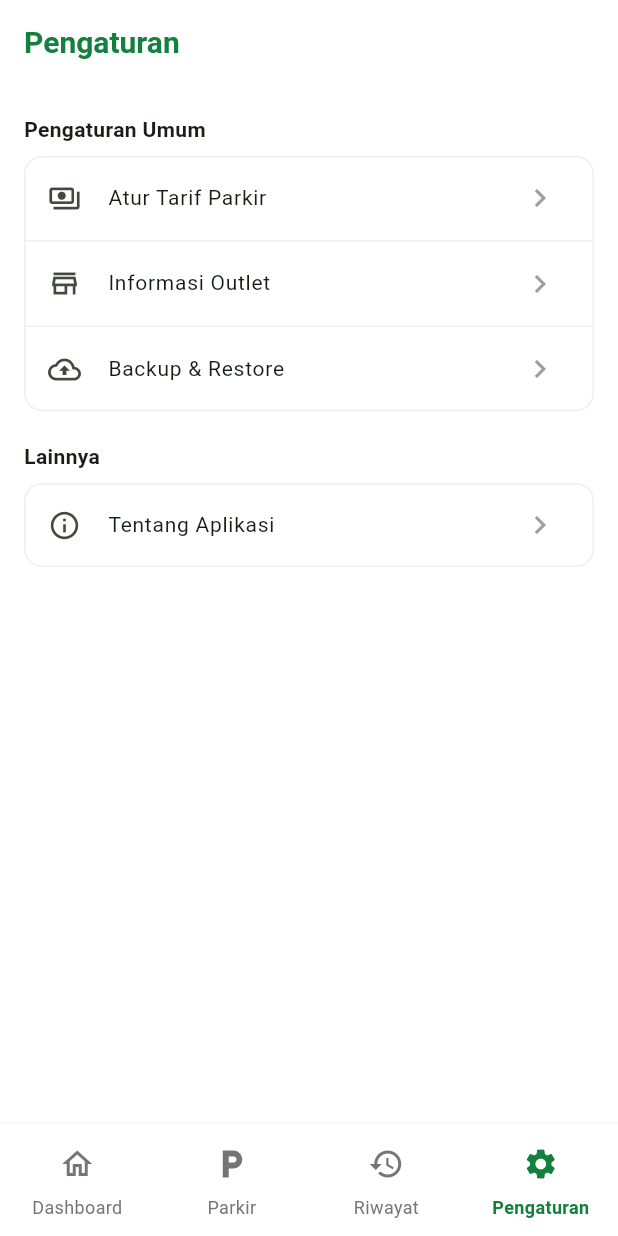
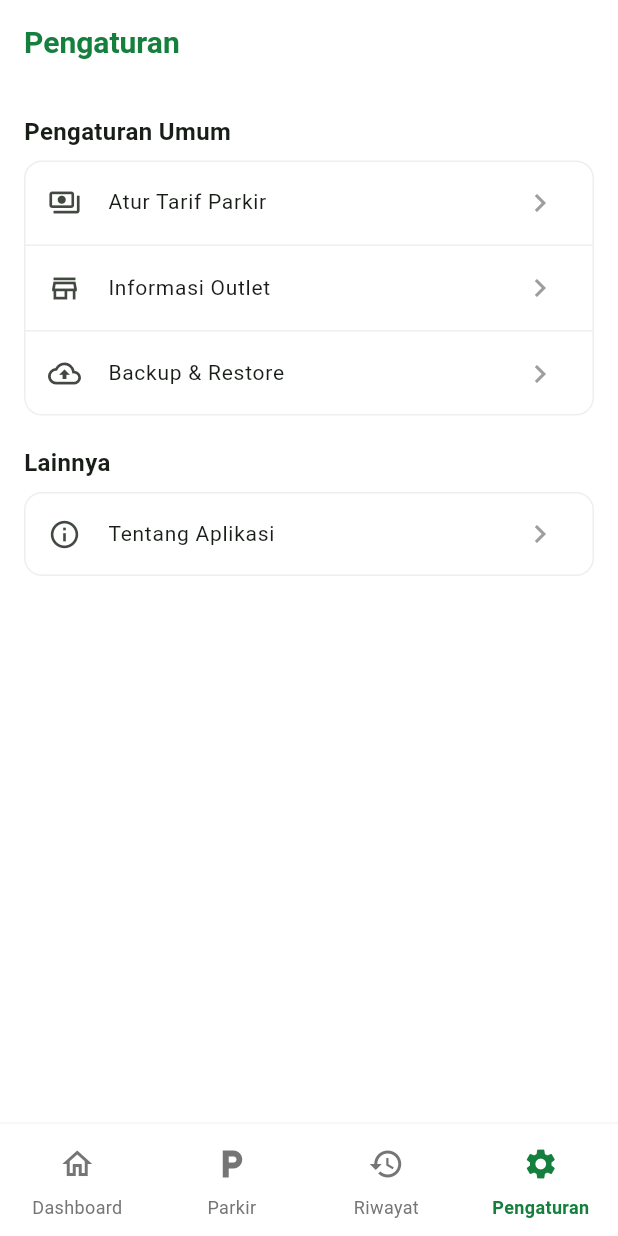
Before and after one commit to muhammad-dede/parkeer, a Flutter app: the screen it shows after launch, item 4 of the bottom bar chosen, on a phone screen of 412 x 824 dp. Run offline on Flutter 3.47's test engine with Material 3 defaults, Android fonts, the phone set to English and light mode, and no system bars; our stand-ins replace package_info_plus, qr_flutter, share_plus, shared_preferences, sqflite; missing offline and left inert: file_selector, flutter_bluetooth_printer, mobile_scanner; accounts and stored records are empty.

Commit message:
refactor:change title and format datetime

```diff
--- a/lib/pages/setting/widgets/setting_group.dart
+++ b/lib/pages/setting/widgets/setting_group.dart
@@ -1,4 +1,5 @@
 import 'package:flutter/material.dart';
+import 'package:parkeer/widgets/section_title.dart';
 import 'setting_item.dart';
 
 class SettingMenu {
@@ -20,10 +21,7 @@ class SettingGroup extends StatelessWidget {
     return Column(
       crossAxisAlignment: CrossAxisAlignment.start,
       children: [
-        Text(
-          title,
-          style: const TextStyle(fontWeight: FontWeight.bold, fontSize: 14),
-        ),
+        SectionTitle(title: title),
 
         const SizedBox(height: 8),
 
--- /dev/null
+++ b/lib/widgets/section_title.dart
@@ -0,0 +1,15 @@
+import 'package:flutter/material.dart';
+
+class SectionTitle extends StatelessWidget {
+  const SectionTitle({super.key, required this.title});
+
+  final String title;
+
+  @override
+  Widget build(BuildContext context) {
+    return Text(
+      title,
+      style: TextStyle(fontSize: 16, fontWeight: FontWeight.bold),
+    );
+  }
+}
```
Also changed, not shown: lib/core/utils/date_time_util.dart (+22 -1 lines), lib/pages/history/history_page.dart (+11 -40 lines), lib/pages/home/widgets/quick_menu.dart (+2 -7 lines), lib/pages/home/widgets/summary_card.dart (+2 -7 lines).
